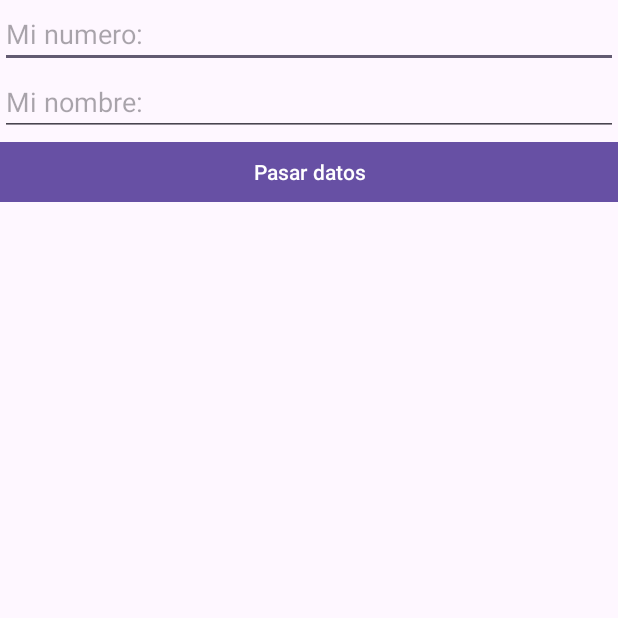
After one commit to uvegithub/DI_T1_Seminario2_Vanesa_Nunez, an Android app: the Ejercicio2 screen opened directly, with no data from a screen before it, on a phone screen of 412 x 824 dp, the top half of it. The commit adds this screen. Run offline under Robolectric (Android 15) with nearby library versions, the phone set to English and light mode, and no system bars; 3 statements that could not run were skipped.

Commit message:
actu 7.11

```diff
--- a/app/src/main/AndroidManifest.xml
+++ b/app/src/main/AndroidManifest.xml
@@ -12,6 +12,12 @@
         android:supportsRtl="true"
         android:theme="@style/Theme.DI_T1_Seminario2_Vanesa_Nunez"
         tools:targetApi="31">
+        <activity
+            android:name=".Ejercicio2Resultado"
+            android:exported="false" />
+        <activity
+            android:name=".Ejercicio2"
+            android:exported="false" />
         <activity
             android:name=".Actividad_tresenraya"
             android:exported="false" />
--- /dev/null
+++ b/app/src/main/java/com/example/di_t1_seminario2_vanesa_nunez/Ejercicio2.kt
@@ -0,0 +1,46 @@
+package com.example.di_t1_seminario2_vanesa_nunez
+
+import android.content.Intent
+import androidx.appcompat.app.AppCompatActivity
+import android.os.Bundle
+import android.widget.Button
+import android.widget.EditText
+
+class Ejercicio2 : AppCompatActivity() {
+
+    lateinit var editonume : EditText
+    lateinit var editotexto : EditText
+    lateinit var boton : Button
+
+    lateinit var intent: Intent
+
+
+
+    override fun onCreate(savedInstanceState: Bundle?) {
+        super.onCreate(savedInstanceState)
+        setContentView(R.layout.activity_ejercicio2)
+
+        editonume = findViewById<EditText>(R.id.edittextnum)
+        editotexto = findViewById<EditText>(R.id.edittext)
+
+
+        intent = Intent(this, Ejercicio2Resultado::class.java)
+
+
+        val numqueingreso=editonume.text.toString()
+        intent.putExtra("numero", 8 )
+
+        val textoqueingreso=editotexto.text.toString()
+        intent.putExtra("texto", "vanesa" )
+
+
+        boton = findViewById<Button>(R.id.botonpasardatos)
+
+        boton.setOnClickListener {
+            startActivity(intent)
+        }
+
+    }
+
+
+}
--- a/app/src/main/java/com/example/di_t1_seminario2_vanesa_nunez/MainActivity.kt
+++ b/app/src/main/java/com/example/di_t1_seminario2_vanesa_nunez/MainActivity.kt
@@ -17,4 +17,9 @@ class MainActivity : AppCompatActivity() {
         val intent = Intent(this, Actividad_tresenraya::class.java)
         startActivity(intent)
     }
+
+    fun iniciarActividadejercicio2 (view : View){
+        val intent = Intent(this, Ejercicio2::class.java)
+        startActivity(intent)
+    }
 }
--- /dev/null
+++ b/app/src/main/res/layout/activity_ejercicio2.xml
@@ -0,0 +1,35 @@
+<?xml version="1.0" encoding="utf-8"?>
+<androidx.constraintlayout.widget.ConstraintLayout xmlns:android="http://schemas.android.com/apk/res/android"
+    xmlns:app="http://schemas.android.com/apk/res-auto"
+    xmlns:tools="http://schemas.android.com/tools"
+    android:layout_width="match_parent"
+    android:layout_height="match_parent"
+    tools:context=".Ejercicio2">
+
+    <EditText
+        android:layout_width="match_parent"
+        android:layout_height="wrap_content"
+        android:id="@+id/edittextnum"
+        android:hint="Mi numero: "
+        app:layout_constraintStart_toStartOf="parent"
+        app:layout_constraintTop_toTopOf="parent"
+        app:layout_constraintBottom_toTopOf="@id/edittext"/>
+
+    <EditText
+        android:layout_width="match_parent"
+        android:layout_height="wrap_content"
+        android:id="@+id/edittext"
+        android:hint="Mi nombre: "
+        app:layout_constraintStart_toStartOf="parent"
+        app:layout_constraintTop_toBottomOf="@id/edittextnum"/>
+
+    <Button
+        android:layout_width="500dp"
+        android:layout_height="wrap_content"
+        android:id="@+id/botonpasardatos"
+        app:layout_constraintTop_toBottomOf="@id/edittext"
+        app:layout_constraintStart_toStartOf="parent"
+        app:layout_constraintEnd_toEndOf="parent"
+        android:text="Pasar datos"/>
+
+</androidx.constraintlayout.widget.ConstraintLayout>
```
Also changed, not shown: app/src/main/java/com/example/di_t1_seminario2_vanesa_nunez/Ejercicio2Resultado.kt (added, +21 -0 lines), app/src/main/res/layout/activity_ejercicio2_resultado.xml (added, +9 -0 lines), app/src/main/res/layout/activity_main.xml (+3 -4 lines).
